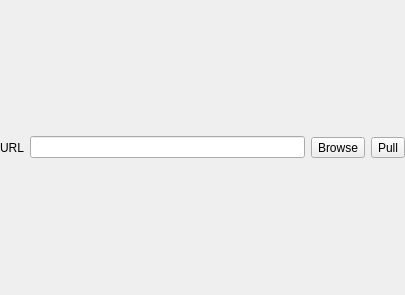
JunhaoHuang0615/FMOD_Script, file git_fmod/ui/git_url_item.ui: the form before one commit.
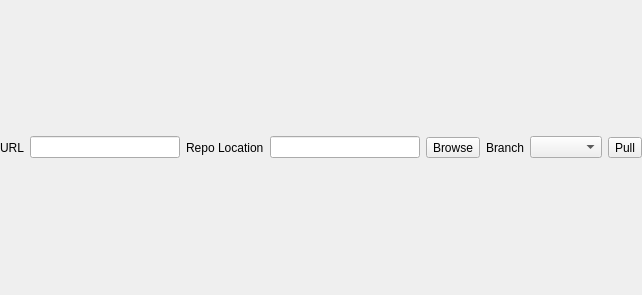
The form after the commit.

What changed in the file:
```diff
--- a/git_fmod/ui/git_url_item.ui
+++ b/git_fmod/ui/git_url_item.ui
@@ -6,7 +6,7 @@
    <rect>
     <x>0</x>
     <y>0</y>
-    <width>405</width>
+    <width>642</width>
     <height>295</height>
    </rect>
   </property>
@@ -36,6 +36,16 @@
    <item>
     <widget class="QLineEdit" name="text_url"/>
    </item>
+   <item>
+    <widget class="QLabel" name="label_3">
+     <property name="text">
+      <string>Repo Location</string>
+     </property>
+    </widget>
+   </item>
+   <item>
+    <widget class="QLineEdit" name="text_repo_location"/>
+   </item>
    <item>
     <widget class="QToolButton" name="btn_browse">
      <property name="text">
@@ -43,6 +53,44 @@
      </property>
     </widget>
    </item>
+   <item>
+    <widget class="QLabel" name="label_2">
+     <property name="text">
+      <string>Branch</string>
+     </property>
+    </widget>
+   </item>
+   <item>
+    <widget class="QComboBox" name="comboBox_branch_selected">
+     <property name="minimumSize">
+      <size>
+       <width>50</width>
+       <height>0</height>
+      </size>
+     </property>
+     <property name="sizeIncrement">
+      <size>
+       <width>0</width>
+       <height>0</height>
+      </size>
+     </property>
+     <property name="autoFillBackground">
+      <bool>false</bool>
+     </property>
+     <property name="minimumContentsLength">
+      <number>0</number>
+     </property>
+     <property name="iconSize">
+      <size>
+       <width>16</width>
+       <height>16</height>
+      </size>
+     </property>
+     <property name="frame">
+      <bool>true</bool>
+     </property>
+    </widget>
+   </item>
    <item>
     <widget class="QToolButton" name="btn_pull_thisgit_only">
      <property name="text">
```
